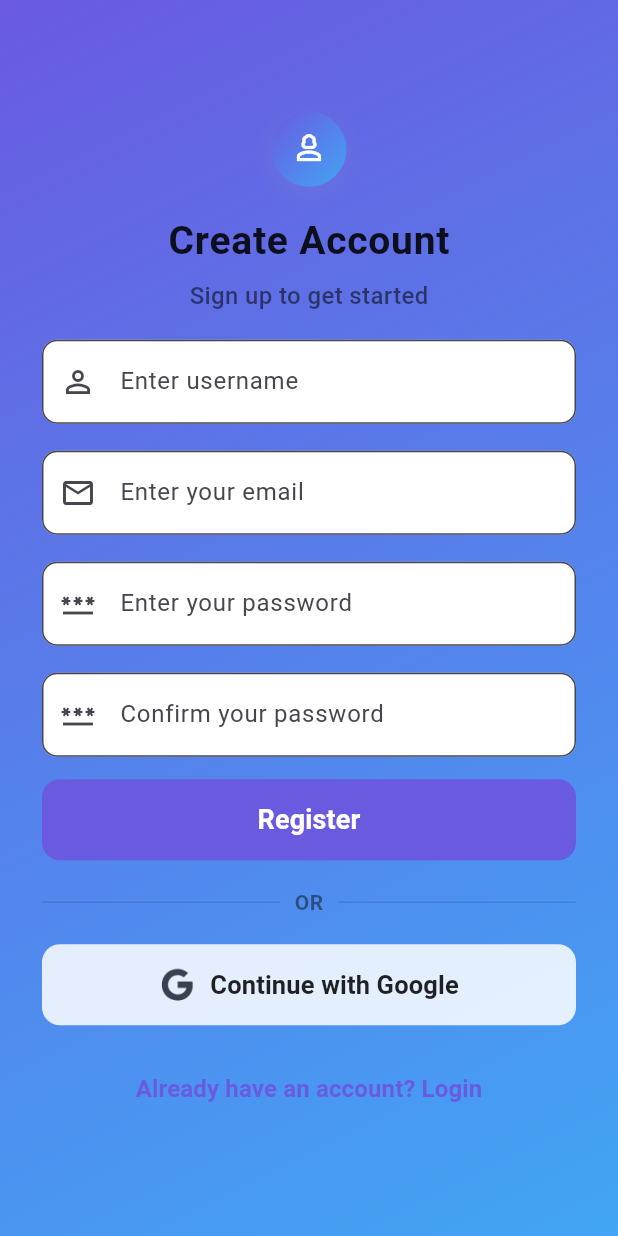
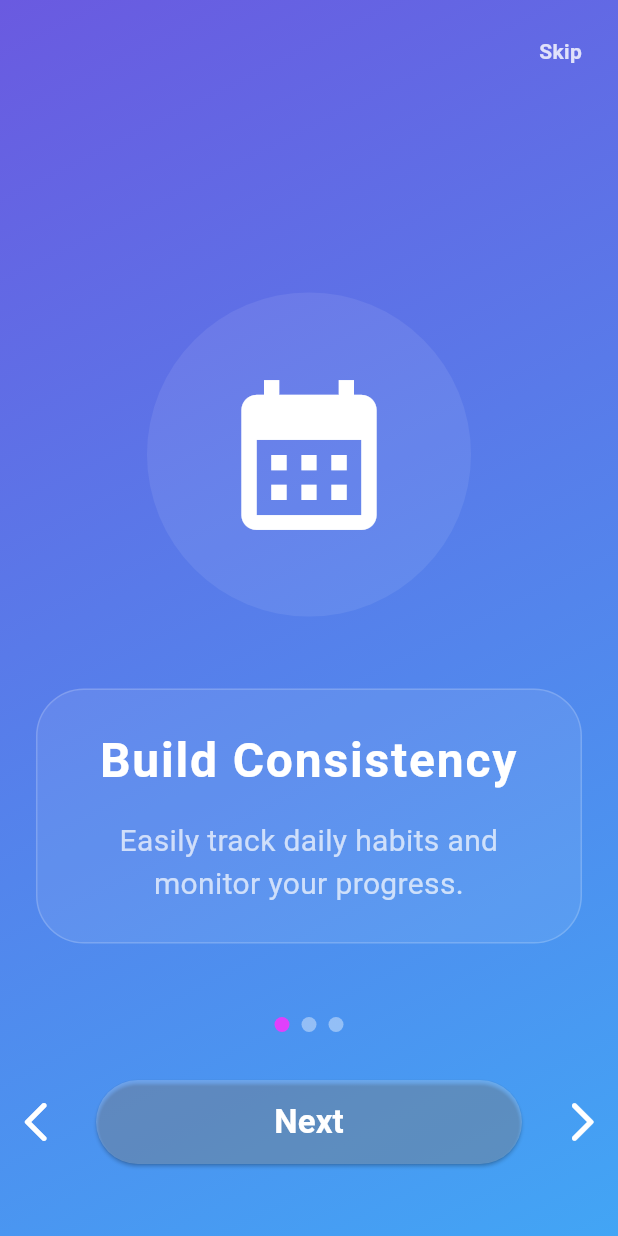
Before and after one commit to dhruvjaink07/habitsync, a Flutter app: the screen it shows after launch, on a phone screen of 412 x 824 dp. Run offline on Flutter 3.47's test engine with Material 3 defaults, Android fonts, the light colour scheme and no system bars; our stand-ins replace dotted_border; Roboto replaces fonts that are missing (Poppins).

Commit message:
OnBoarding Screen

```diff
--- a/lib/features/auth/screen/login_screen.dart
+++ b/lib/features/auth/screen/login_screen.dart
@@ -6,7 +6,6 @@ import 'package:habitsync/features/auth/widgets/button_divider.dart';
 import 'package:habitsync/features/auth/widgets/google_sign_in_button.dart';
 import 'package:habitsync/features/auth/widgets/secure_text_fields.dart';
 import 'package:habitsync/features/auth/widgets/submit_button.dart';
-import 'package:habitsync/widgets/glass/glass_morphism.dart';
 
 class LoginScreen extends StatefulWidget {
   const LoginScreen({super.key});
--- a/lib/features/auth/screen/register_screen.dart
+++ b/lib/features/auth/screen/register_screen.dart
@@ -6,7 +6,6 @@ import 'package:habitsync/features/auth/widgets/button_divider.dart';
 import 'package:habitsync/features/auth/widgets/google_sign_in_button.dart';
 import 'package:habitsync/features/auth/widgets/submit_button.dart';
 import 'package:habitsync/features/auth/widgets/secure_text_fields.dart';
-import 'package:habitsync/widgets/glass/glass_morphism.dart';
 
 class RegisterScreen extends StatefulWidget {
   const RegisterScreen({super.key});
--- /dev/null
+++ b/lib/features/onboarding/screens/on_boarding_screen.dart
@@ -0,0 +1,290 @@
+import 'package:flutter/material.dart';
+import 'package:habitsync/core/color/colors.dart';
+
+class OnBoardingScreen extends StatefulWidget {
+  const OnBoardingScreen({super.key});
+
+  @override
+  State<OnBoardingScreen> createState() => _OnBoardingScreenState();
+}
+
+class _OnBoardingScreenState extends State<OnBoardingScreen> {
+  final PageController _pageController = PageController();
+  int _currentPage = 0;
+
+  final List<_OnBoardingPageData> _pages = [
+    const _OnBoardingPageData(
+      icon: Icons.calendar_month,
+      title: 'Build Consistency',
+      description: 'Easily track daily habits and monitor your progress.',
+    ),
+    const _OnBoardingPageData(
+      icon: Icons.check_circle_outline,
+      title: 'Stay Motivated',
+      description: 'Achieve your goals with reminders and rewards.',
+    ),
+    const _OnBoardingPageData(
+      icon: Icons.bar_chart,
+      title: 'Track Progress',
+      description: 'Visualize your achievements with detailed analytics.',
+    ),
+  ];
+
+  void _onNext() {
+    if (_currentPage < _pages.length - 1) {
+      _pageController.nextPage(
+        duration: const Duration(milliseconds: 300),
+        curve: Curves.ease,
+      );
+    } else {
+      Navigator.of(context).pushReplacementNamed('/home'); // Navigate to home
+    }
+  }
+
+  void _onPrevious() {
+    if (_currentPage > 0) {
+      _pageController.previousPage(
+        duration: const Duration(milliseconds: 300),
+        curve: Curves.ease,
+      );
+    }
+  }
+
+  void _onSkip() {
+    Navigator.of(context).pushReplacementNamed('/home'); // Skip onboarding
+  }
+
+  @override
+  Widget build(BuildContext context) {
+    final theme = Theme.of(context);
+    final isDark = theme.brightness == Brightness.dark;
+
+    return Scaffold(
+      body: Container(
+        decoration: BoxDecoration(
+          gradient: isDark
+              ? AppColors.darkBackgroundGradient
+              : AppColors.lightBackgroundGradient,
+        ),
+        child: Stack(
+          children: [
+            PageView.builder(
+              controller: _pageController,
+              itemCount: _pages.length,
+              onPageChanged: (index) {
+                setState(() {
+                  _currentPage = index;
+                });
+              },
+              itemBuilder: (context, index) {
+                final page = _pages[index];
+                return _OnBoardingPage(
+                  icon: page.icon,
+                  title: page.title,
+                  description: page.description,
+                );
+              },
+            ),
+            Positioned(
+              top: 24,
+              right: 24,
+              child: GestureDetector(
+                onTap: _onSkip,
+                child: Text(
+                  'Skip',
+                  style: theme.textTheme.bodyMedium?.copyWith(
+                    color: Colors.white.withOpacity(0.8),
+                    fontWeight: FontWeight.bold,
+                  ),
+                ),
+              ),
+            ),
+            Positioned(
+              bottom: 48,
+              left: 0,
+              right: 0,
+              child: Column(
+                children: [
+                  _PageIndicator(
+                    currentPage: _currentPage,
+                    pageCount: _pages.length,
+                  ),
+                  const SizedBox(height: 32),
+                  _NavigationControls(
+                    onNext: _onNext,
+                    onPrevious: _onPrevious,
+                  ),
+                ],
+              ),
+            ),
+          ],
+        ),
+      ),
+    );
+  }
+}
+
+class _OnBoardingPageData {
+  final IconData icon;
+  final String title;
+  final String description;
+
+  const _OnBoardingPageData({
+    required this.icon,
+    required this.title,
+    required this.description,
+  });
+}
+
+class _OnBoardingPage extends StatelessWidget {
+  final IconData icon;
+  final String title;
+  final String description;
+
+  const _OnBoardingPage({
+    required this.icon,
+    required this.title,
+    required this.description,
+  });
+
+  @override
+  Widget build(BuildContext context) {
+    return Column(
+      mainAxisAlignment: MainAxisAlignment.center,
+      children: [
+        Container(
+          decoration: BoxDecoration(
+            color: Colors.white.withOpacity(0.08),
+            shape: BoxShape.circle,
+          ),
+          padding: const EdgeInsets.all(48),
+          child: Icon(
+            icon,
+            size: 120,
+            color: Colors.white,
+          ),
+        ),
+        const SizedBox(height: 48),
+        Container(
+          margin: const EdgeInsets.symmetric(horizontal: 24),
+          padding: const EdgeInsets.all(24),
+          decoration: BoxDecoration(
+            color: Colors.white.withOpacity(0.08),
+            borderRadius: BorderRadius.circular(32),
+            border: Border.all(color: Colors.white.withOpacity(0.18)),
+          ),
+          child: Column(
+            children: [
+              Text(
+                title,
+                style: const TextStyle(
+                  fontSize: 32,
+                  fontWeight: FontWeight.bold,
+                  color: Colors.white,
+                  letterSpacing: 1.2,
+                ),
+                textAlign: TextAlign.center,
+              ),
+              const SizedBox(height: 16),
+              Text(
+                description,
+                style: const TextStyle(
+                  fontSize: 20,
+                  color: Colors.white70,
+                ),
+                textAlign: TextAlign.center,
+              ),
+            ],
+          ),
+        ),
+      ],
+    );
+  }
+}
+
+class _PageIndicator extends StatelessWidget {
+  final int currentPage;
+  final int pageCount;
+
+  const _PageIndicator({
+    required this.currentPage,
+    required this.pageCount,
+  });
+
+  @override
+  Widget build(BuildContext context) {
+    return Row(
+      mainAxisAlignment: MainAxisAlignment.center,
+      children: List.generate(
+        pageCount,
+        (index) => Container(
+          margin: const EdgeInsets.symmetric(horizontal: 4),
+          width: 10,
+          height: 10,
+          decoration: BoxDecoration(
+            color: currentPage == index
+                ? Colors.purpleAccent
+                : Colors.white.withOpacity(0.4),
+            shape: BoxShape.circle,
+          ),
+        ),
+      ),
+    );
+  }
+}
+
+class _NavigationControls extends StatelessWidget {
+  final VoidCallback onNext;
+  final VoidCallback onPrevious;
+
+  const _NavigationControls({
+    required this.onNext,
+    required this.onPrevious,
+  });
+
+  @override
+  Widget build(BuildContext context) {
+    return Row(
+      mainAxisAlignment: MainAxisAlignment.spaceBetween,
+      children: [
+        IconButton(
+          icon: const Icon(Icons.arrow_back_ios_new_rounded),
+          color: Colors.white,
+          onPressed: onPrevious,
+          iconSize: 32,
+          splashRadius: 24,
+        ),
+        Expanded(
+          child: Padding(
+            padding: const EdgeInsets.symmetric(horizontal: 16),
+            child: ElevatedButton(
+              style: ElevatedButton.styleFrom(
+                backgroundColor: Colors.white.withOpacity(0.2),
+                shape: RoundedRectangleBorder(
+                  borderRadius: BorderRadius.circular(32),
+                ),
+                minimumSize: const Size.fromHeight(56),
+              ),
+              onPressed: onNext,
+              child: const Text(
+                'Next',
+                style: TextStyle(
+                  color: Colors.white,
+                  fontSize: 22,
+                  fontWeight: FontWeight.w600,
+                ),
+              ),
+            ),
+          ),
+        ),
+        IconButton(
+          icon: const Icon(Icons.arrow_forward_ios_rounded),
+          color: Colors.white,
+          onPressed: onNext,
+          iconSize: 32,
+          splashRadius: 24,
+        ),
+      ],
+    );
+  }
+}
--- a/lib/features/profile/screen/profile_screen.dart
+++ b/lib/features/profile/screen/profile_screen.dart
@@ -136,7 +136,7 @@ class ProfileScreen extends StatelessWidget {
                   Tab(text: 'Achievements'),
                 ],
               ),
-              SizedBox(
+              const SizedBox(
                 height: 400, // Adjust as needed
                 child: TabBarView(
                   children: [
--- a/lib/main.dart
+++ b/lib/main.dart
@@ -1,8 +1,6 @@
 import 'package:flutter/material.dart';
 import 'package:habitsync/core/theme/theme.dart';
-import 'package:habitsync/features/auth/screen/login_screen.dart';
-import 'package:habitsync/features/auth/screen/register_screen.dart';
-import 'package:habitsync/features/main/main_screen.dart';
+import 'package:habitsync/features/onboarding/screens/on_boarding_screen.dart';
 
 void main() {
   runApp(const MyApp());
@@ -18,7 +16,7 @@ class MyApp extends StatelessWidget {
       theme: AppThemes.lightTheme,
       darkTheme: AppThemes.darkTheme,
       themeMode: ThemeMode.system,
-      home: const RegisterScreen(),
+      home: const OnBoardingScreen(),
     );
   }
 }
```
